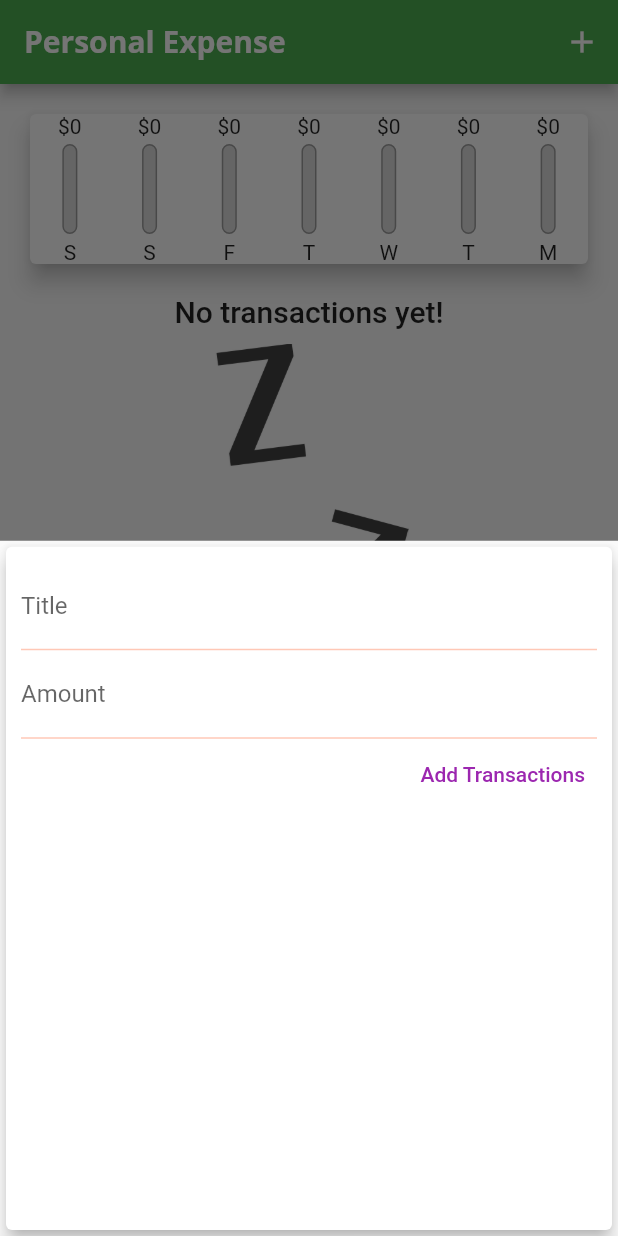
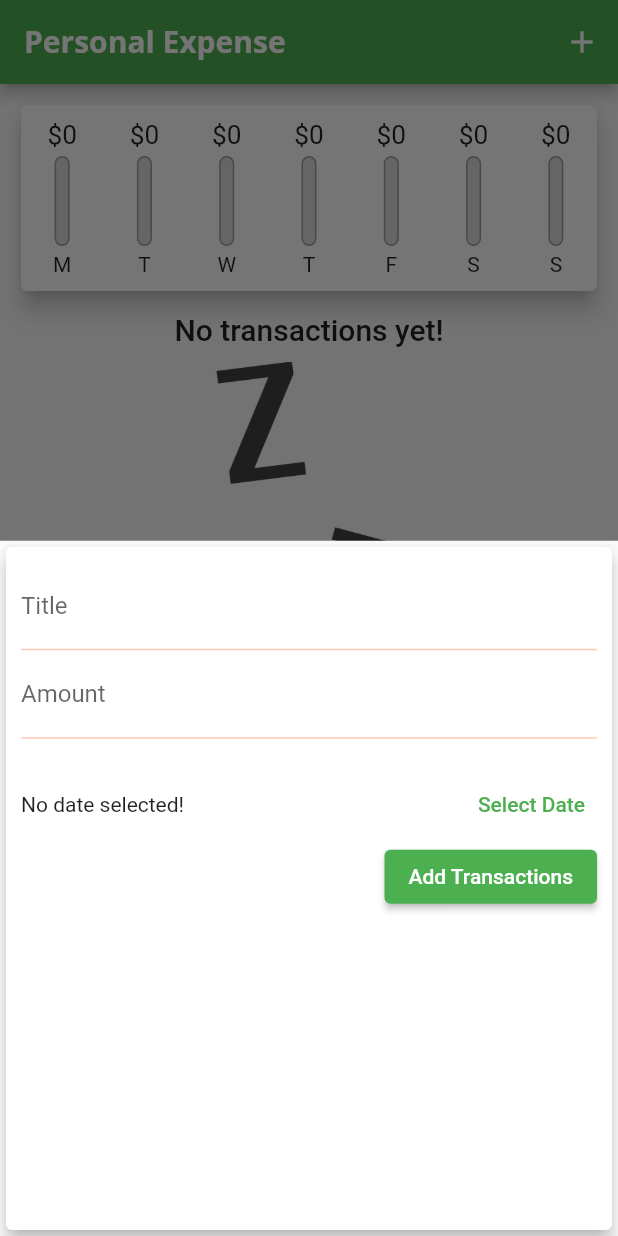
Before and after one commit to Ali-Shan11223/Expense-App, a Flutter app: the screen it shows after launch, after a tap on the "add" icon, on a phone screen of 412 x 824 dp. Run offline on Flutter 3.47's test engine with Material 2 defaults, Android fonts, the phone set to English and light mode, and no system bars.

Commit message:
almost complete

```diff
--- a/lib/main.dart
+++ b/lib/main.dart
@@ -36,7 +36,7 @@ class MyApp extends StatelessWidget {
               titleSmall: const TextStyle(
                   fontFamily: 'OpenSans',
                   fontWeight: FontWeight.bold,
-                  fontSize: 12))),
+                  fontSize: 16))),
       home: const HomeScreen(),
     );
   }
--- a/lib/widgets/chart.dart
+++ b/lib/widgets/chart.dart
@@ -32,7 +32,7 @@ class _ChartState extends State<Chart> {
         'day': DateFormat.E().format(weekDay).substring(0, 1),
         'amount': totalSum.toStringAsFixed(2)
       };
-    });
+    }).reversed.toList();
   }
 
   double get totalSpending {
@@ -46,17 +46,20 @@ class _ChartState extends State<Chart> {
     //print(groupedTransactionValues);
     return Card(
       elevation: 6,
-      margin: const EdgeInsets.all(20),
+      margin: const EdgeInsets.all(14),
       child: Row(
         children: groupedTransactionValues.map((data) {
           return Flexible(
             fit: FlexFit.tight,
+            child: Padding(
+              padding: const EdgeInsets.symmetric(vertical: 10, horizontal: 4),
               child: ChartBar(
                   label: data['day'].toString(),
                   spendingAmount: double.parse('${data['amount']}'),
                   spendingAmountPer: totalSpending == 0.0
                       ? 0.0
                       : double.parse('${data['amount']}') / totalSpending),
+            ),
           );
         }).toList(),
       ),
--- a/lib/widgets/chart_bar.dart
+++ b/lib/widgets/chart_bar.dart
@@ -15,7 +15,10 @@ class ChartBar extends StatelessWidget {
   Widget build(BuildContext context) {
     return Column(
       children: [
-        Text('\$${spendingAmount.toStringAsFixed(0)}'),
+        SizedBox(
+            height: 20,
+            child: FittedBox(
+                child: Text('\$${spendingAmount.toStringAsFixed(0)}'))),
         const SizedBox(
           height: 4,
         ),
--- a/lib/widgets/new_transactions.dart
+++ b/lib/widgets/new_transactions.dart
@@ -1,4 +1,7 @@
+// ignore_for_file: unnecessary_null_comparison
+
 import 'package:flutter/material.dart';
+import 'package:intl/intl.dart';
 
 class NewTransactions extends StatefulWidget {
   final Function addNewTrans;
@@ -10,18 +13,31 @@ class NewTransactions extends StatefulWidget {
 }
 
 class _NewTransactionsState extends State<NewTransactions> {
-  final titleController = TextEditingController();
+  final _titleController = TextEditingController();
+  final _amountContorller = TextEditingController();
+  DateTime? selectedDate;
 
-  final amountContorller = TextEditingController();
-
-  void submitData() {
-    final enteredTitle = titleController.text;
-    final enteredAmount = double.parse(amountContorller.text);
+  void _submitData() {
+    final enteredTitle = _titleController.text;
+    final enteredAmount = double.parse(_amountContorller.text);
     if (enteredTitle.isEmpty || enteredAmount <= 0) {
       return;
     }
     widget.addNewTrans(enteredTitle, enteredAmount);
     Navigator.of(context).pop();
+  }
+
+  void _datePicker() {
+    showDatePicker(
+            context: context,
+            initialDate: DateTime.now(),
+            firstDate: DateTime(1999),
+            lastDate: DateTime.now())
+        .then((pickedDate) {
+      setState(() {
+        selectedDate = pickedDate!;
+      });
+    });
   }
 
   @override
@@ -35,23 +51,48 @@ class _NewTransactionsState extends State<NewTransactions> {
           children: [
             TextField(
               decoration: const InputDecoration(labelText: 'Title'),
-              controller: titleController,
-              onSubmitted: (_) => submitData(),
+              controller: _titleController,
+              onSubmitted: (_) => _submitData(),
             ),
             TextField(
               keyboardType: TextInputType.number,
               decoration: const InputDecoration(labelText: 'Amount'),
-              controller: amountContorller,
-              onSubmitted: (_) => submitData(),
+              controller: _amountContorller,
+              onSubmitted: (_) => _submitData(),
             ),
-            TextButton(
+            const SizedBox(
+              height: 20,
+            ),
+            Row(
+              children: [
+                Expanded(
+                  child: Text(selectedDate == null
+                      ? 'No date selected!'
+                      : 'Selected date: ${DateFormat.yMd().format(selectedDate!)}'),
+                ),
+                TextButton(
+                  onPressed: () {
+                    _datePicker();
+                  },
+                  child: const Text(
+                    'Select Date',
+                  ),
+                )
+              ],
+            ),
+            ElevatedButton(
                 onPressed: () {
-                  submitData;
+                  _submitData;
                 },
-                child: const Text(
-                  'Add Transactions',
-                  style: TextStyle(color: Colors.purple),
-                ))
+                child: const Text('Add Transactions'))
+            // TextButton(
+            //     onPressed: () {
+            //       submitData;
+            //     },
+            //     child: const Text(
+            //       'Add Transactions',
+            //       style: TextStyle(color: Colors.purple),
+            //     ))
           ],
         ),
       ),
```
Also changed, not shown: lib/widgets/transactions_list.dart (+25 -36 lines). Lines whose indentation alone changed are shown as unchanged.
